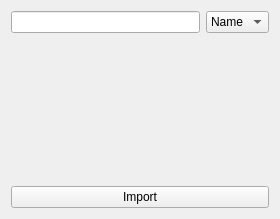
Before: the Qt Designer form src/Gui/ui/MediaLibraryView.ui in luyikei/VLMC, drawn with Qt 5.
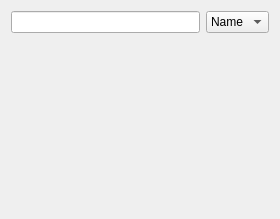
After: the same form once the commit is applied. Custom widgets are drawn as their Qt base class.

Commit message: Remove the concept of Import

```diff
--- a/src/Gui/ui/MediaLibraryView.ui
+++ b/src/Gui/ui/MediaLibraryView.ui
@@ -53,13 +53,6 @@
    <item>
     <widget class="QWidget" name="mediaListContainer" native="true"/>
    </item>
-   <item>
-    <widget class="QPushButton" name="importButton">
-     <property name="text">
-      <string>Import</string>
-     </property>
-    </widget>
-   </item>
   </layout>
  </widget>
  <customwidgets>
```
The commit also changes 10 other files.
